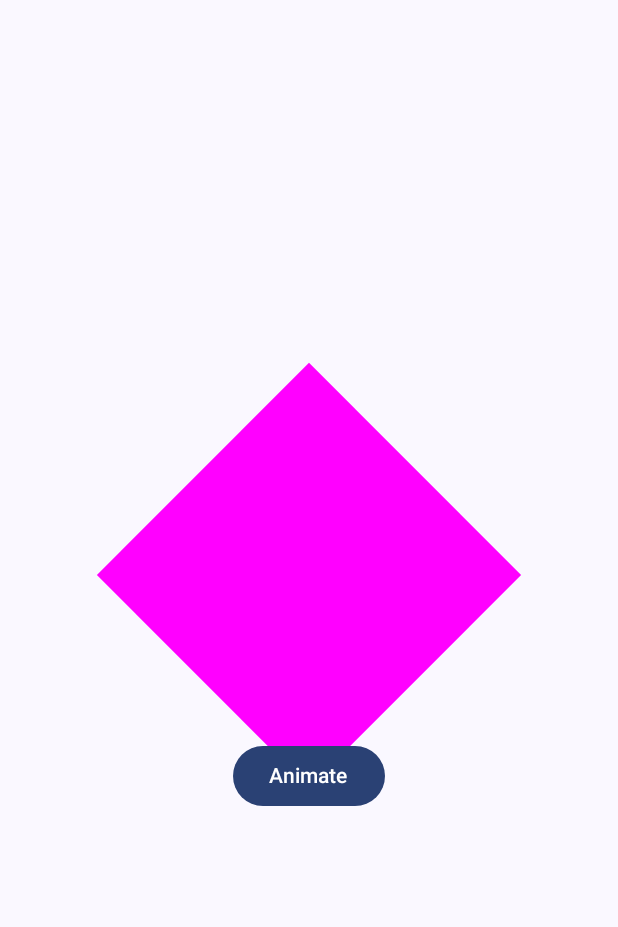
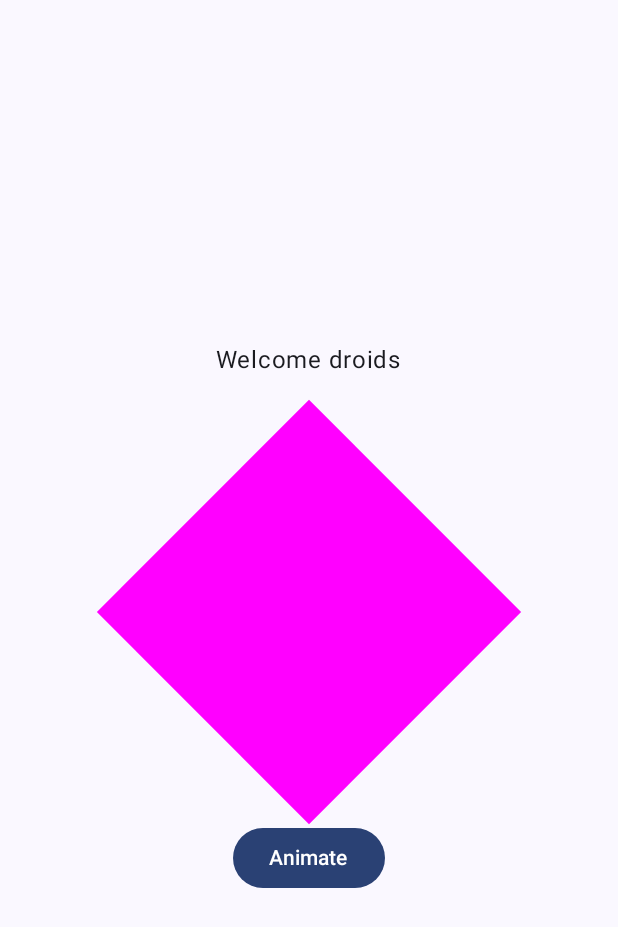
Before and after one commit to bekaweirdo/Animations, an Android app built with Jetpack Compose: the TwoWayConvertorActivity screen opened directly, with no data from a screen before it, after a tap on "Animate", on a phone screen of 412 x 824 dp. Shown: the top 927 px of the screen. Run offline under Robolectric (Android 15) with nearby library versions, the light colour scheme and no system bars.

Commit message:
# Add text appearance animation after rotation finished

```diff
--- a/app/src/main/java/com/bekka/animations/twoWay_convertor/TwoWayConvertorActivity.kt
+++ b/app/src/main/java/com/bekka/animations/twoWay_convertor/TwoWayConvertorActivity.kt
@@ -3,6 +3,7 @@ package com.bekka.animations.twoWay_convertor
 import android.os.Bundle
 import androidx.activity.ComponentActivity
 import androidx.activity.compose.setContent
+import androidx.compose.animation.AnimatedVisibility
 import androidx.compose.animation.core.AnimationVector4D
 import androidx.compose.animation.core.TwoWayConverter
 import androidx.compose.animation.core.animateFloatAsState
@@ -15,12 +16,14 @@ import androidx.compose.foundation.layout.Column
 import androidx.compose.foundation.layout.Spacer
 import androidx.compose.foundation.layout.fillMaxSize
 import androidx.compose.foundation.layout.height
+import androidx.compose.foundation.layout.padding
 import androidx.compose.foundation.layout.size
 import androidx.compose.material3.Button
 import androidx.compose.material3.MaterialTheme
 import androidx.compose.material3.Surface
 import androidx.compose.material3.Text
 import androidx.compose.runtime.Composable
+import androidx.compose.runtime.LaunchedEffect
 import androidx.compose.runtime.getValue
 import androidx.compose.runtime.mutableFloatStateOf
 import androidx.compose.runtime.mutableStateOf
@@ -40,7 +43,6 @@ class TwoWayConvertorActivity : ComponentActivity() {
         super.onCreate(savedInstanceState)
         setContent {
             AnimationsTheme {
-                // A surface container using the 'background' color from the theme
                 Surface(
                     modifier = Modifier.fillMaxSize(),
                     color = MaterialTheme.colorScheme.background
@@ -73,7 +75,8 @@ class TwoWayConvertorActivity : ComponentActivity() {
     @Composable
     fun AnimatedBoxWithRotation() {
         var boxState by remember { mutableStateOf(BoxData(50.dp, Color.Blue)) }
-        var rotateState by remember { mutableFloatStateOf(0f) } // Rotation state
+        var rotateState by remember { mutableFloatStateOf(0f) }
+        var textAppearance by remember { mutableStateOf(false) }
 
         val animatedBoxData by animateValueAsState(
             targetValue = boxState,
@@ -86,31 +89,38 @@ class TwoWayConvertorActivity : ComponentActivity() {
             animationSpec = tween(durationMillis = 2000), label = ""
         )
 
+        LaunchedEffect(rotation){
+            if(rotation == 225f) textAppearance = true
+        }
+
         Column(
             verticalArrangement = Arrangement.Center,
             horizontalAlignment = Alignment.CenterHorizontally
         ) {
+            AnimatedVisibility(visible = textAppearance) {
+                Text(text = "Welcome droids")
+                Spacer(Modifier.height(80.dp))
+            }
+
             Box(
                 modifier = Modifier
                     .size(animatedBoxData.size)
                     .graphicsLayer {
-                        rotationZ = rotation // Apply rotation
+                        rotationZ = rotation
                     }
                     .background(animatedBoxData.color)
             )
 
             Spacer(Modifier.height(10.dp))
 
-            Button(onClick = {
-                boxState = BoxData(200.dp, Color.Magenta) // New target values for the animation
+            Button(
+                modifier = Modifier.padding(top = 30.dp),
+                onClick = {
+                boxState = BoxData(200.dp, Color.Magenta)
                 rotateState += 225f
             }) {
                 Text("Animate")
             }
         }
     }
-
-
-
-
 }
```
